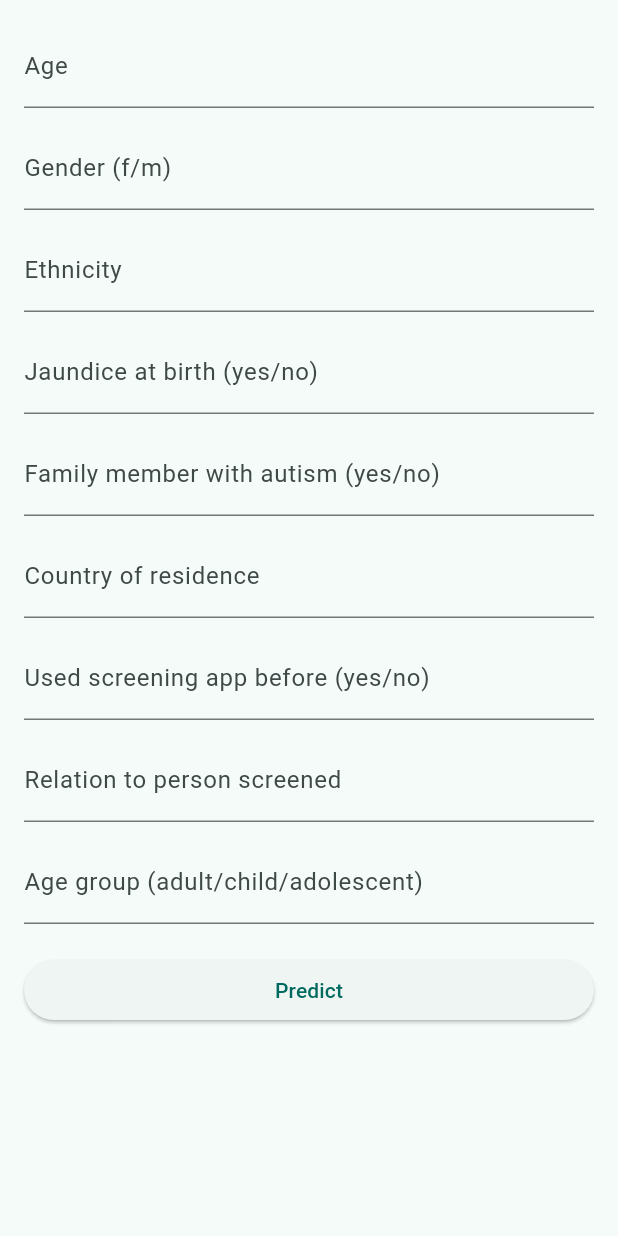
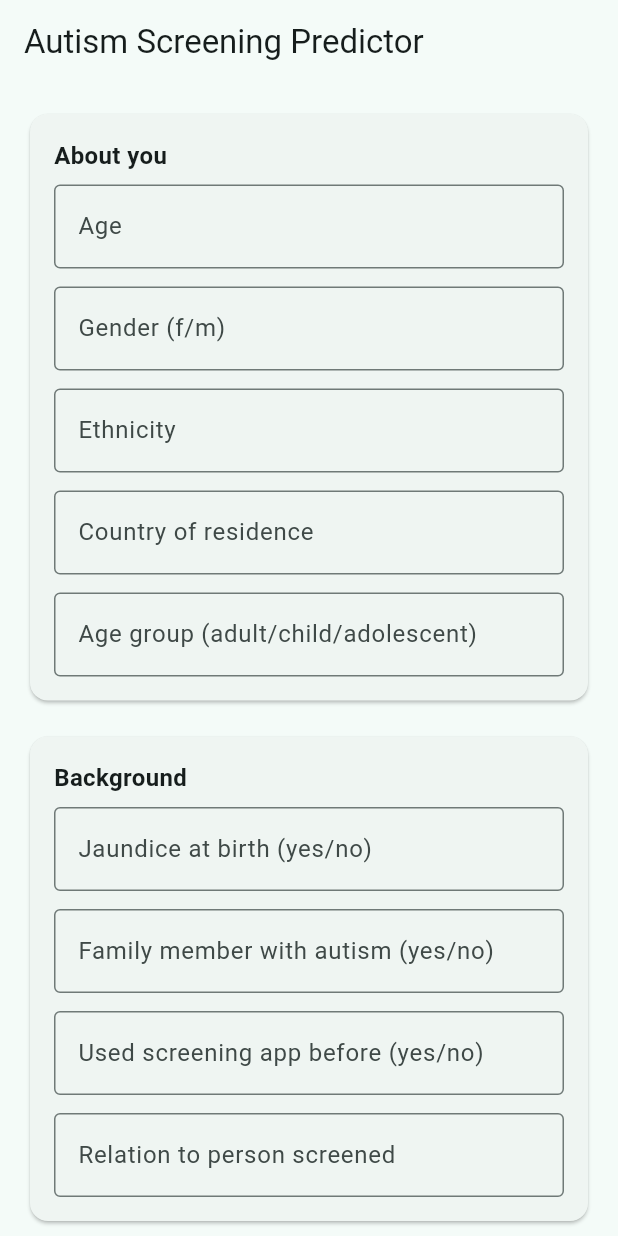
Before and after one commit to Divine-kuzo/linear_regression_model, a Flutter app: the screen it shows after launch, on a phone screen of 412 x 824 dp. Run offline on Flutter 3.47's test engine with Material 3 defaults, Android fonts, the phone set to English and light mode, and no system bars.

Commit message:
step 6: polish layout with AppBar and grouped field cards
Adds an AppBar title, groups the 9 fields into two labeled cards ("About
you" and "Background") with outlined inputs and consistent spacing so
nothing overlaps on a normal phone screen.

```diff
--- a/summative/FlutterApp/lib/main.dart
+++ b/summative/FlutterApp/lib/main.dart
@@ -143,59 +143,104 @@ class _PredictionPageState extends State<PredictionPage> {
     super.dispose();
   }
 
+  Widget _sectionTitle(String text) {
+    return Padding(
+      padding: const EdgeInsets.only(bottom: 8),
+      child: Text(text, style: const TextStyle(fontWeight: FontWeight.bold, fontSize: 16)),
+    );
+  }
+
   @override
   Widget build(BuildContext context) {
     return Scaffold(
+      appBar: AppBar(title: const Text('Autism Screening Predictor')),
       body: SafeArea(
         child: SingleChildScrollView(
           padding: const EdgeInsets.all(16),
           child: Column(
             crossAxisAlignment: CrossAxisAlignment.stretch,
             children: [
+              Card(
+                child: Padding(
+                  padding: const EdgeInsets.all(16),
+                  child: Column(
+                    crossAxisAlignment: CrossAxisAlignment.stretch,
+                    children: [
+                      _sectionTitle('About you'),
                       TextFormField(
                         controller: _ageController,
                         keyboardType: TextInputType.number,
-                decoration: const InputDecoration(labelText: 'Age'),
+                        decoration: const InputDecoration(labelText: 'Age', border: OutlineInputBorder()),
                       ),
                       const SizedBox(height: 12),
                       TextFormField(
                         controller: _genderController,
-                decoration: const InputDecoration(labelText: 'Gender (f/m)'),
+                        decoration: const InputDecoration(labelText: 'Gender (f/m)', border: OutlineInputBorder()),
                       ),
                       const SizedBox(height: 12),
                       TextFormField(
                         controller: _ethnicityController,
-                decoration: const InputDecoration(labelText: 'Ethnicity'),
+                        decoration: const InputDecoration(labelText: 'Ethnicity', border: OutlineInputBorder()),
                       ),
                       const SizedBox(height: 12),
                       TextFormField(
+                        controller: _contryOfResController,
+                        decoration: const InputDecoration(labelText: 'Country of residence', border: OutlineInputBorder()),
+                      ),
+                      const SizedBox(height: 12),
+                      TextFormField(
+                        controller: _ageGroupController,
+                        decoration: const InputDecoration(
+                          labelText: 'Age group (adult/child/adolescent)',
+                          border: OutlineInputBorder(),
+                        ),
+                      ),
+                    ],
+                  ),
+                ),
+              ),
+              const SizedBox(height: 16),
+              Card(
+                child: Padding(
+                  padding: const EdgeInsets.all(16),
+                  child: Column(
+                    crossAxisAlignment: CrossAxisAlignment.stretch,
+                    children: [
+                      _sectionTitle('Background'),
+                      TextFormField(
                         controller: _jundiceController,
-                decoration: const InputDecoration(labelText: 'Jaundice at birth (yes/no)'),
+                        decoration: const InputDecoration(
+                          labelText: 'Jaundice at birth (yes/no)',
+                          border: OutlineInputBorder(),
+                        ),
                       ),
                       const SizedBox(height: 12),
                       TextFormField(
                         controller: _austimController,
-                decoration: const InputDecoration(labelText: 'Family member with autism (yes/no)'),
+                        decoration: const InputDecoration(
+                          labelText: 'Family member with autism (yes/no)',
+                          border: OutlineInputBorder(),
                         ),
-              const SizedBox(height: 12),
-              TextFormField(
-                controller: _contryOfResController,
-                decoration: const InputDecoration(labelText: 'Country of residence'),
                       ),
                       const SizedBox(height: 12),
                       TextFormField(
                         controller: _usedAppBeforeController,
-                decoration: const InputDecoration(labelText: 'Used screening app before (yes/no)'),
+                        decoration: const InputDecoration(
+                          labelText: 'Used screening app before (yes/no)',
+                          border: OutlineInputBorder(),
+                        ),
                       ),
                       const SizedBox(height: 12),
                       TextFormField(
                         controller: _relationController,
-                decoration: const InputDecoration(labelText: 'Relation to person screened'),
+                        decoration: const InputDecoration(
+                          labelText: 'Relation to person screened',
+                          border: OutlineInputBorder(),
                         ),
-              const SizedBox(height: 12),
-              TextFormField(
-                controller: _ageGroupController,
-                decoration: const InputDecoration(labelText: 'Age group (adult/child/adolescent)'),
+                      ),
+                    ],
+                  ),
+                ),
               ),
               const SizedBox(height: 20),
               ElevatedButton(
```
Lines whose indentation alone changed are shown as unchanged.
